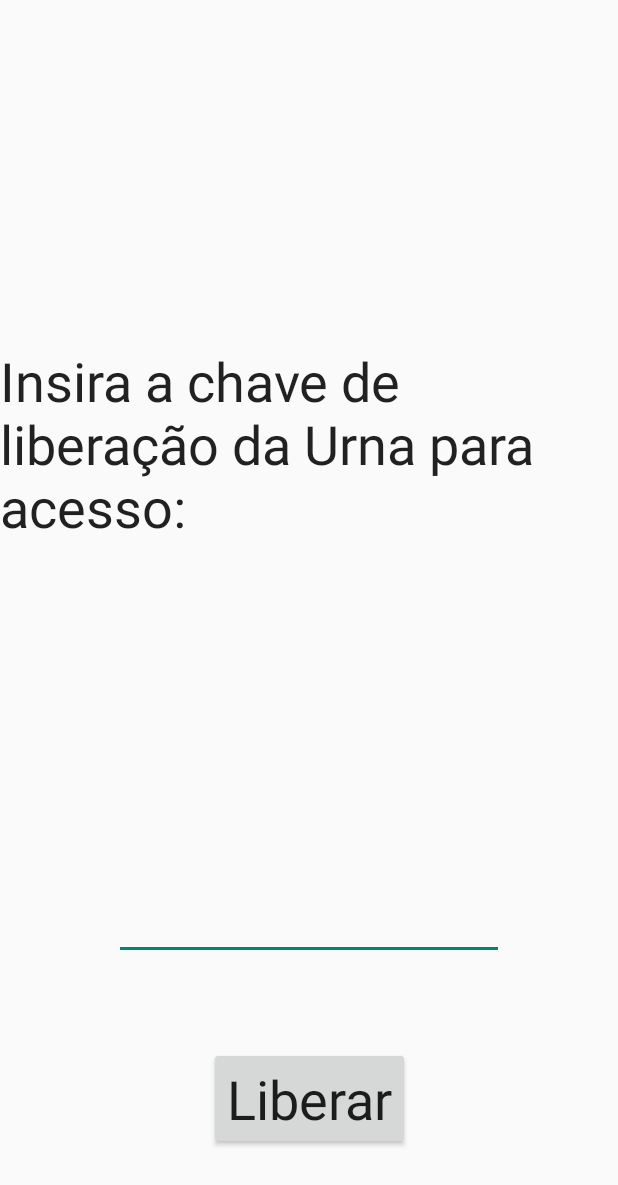
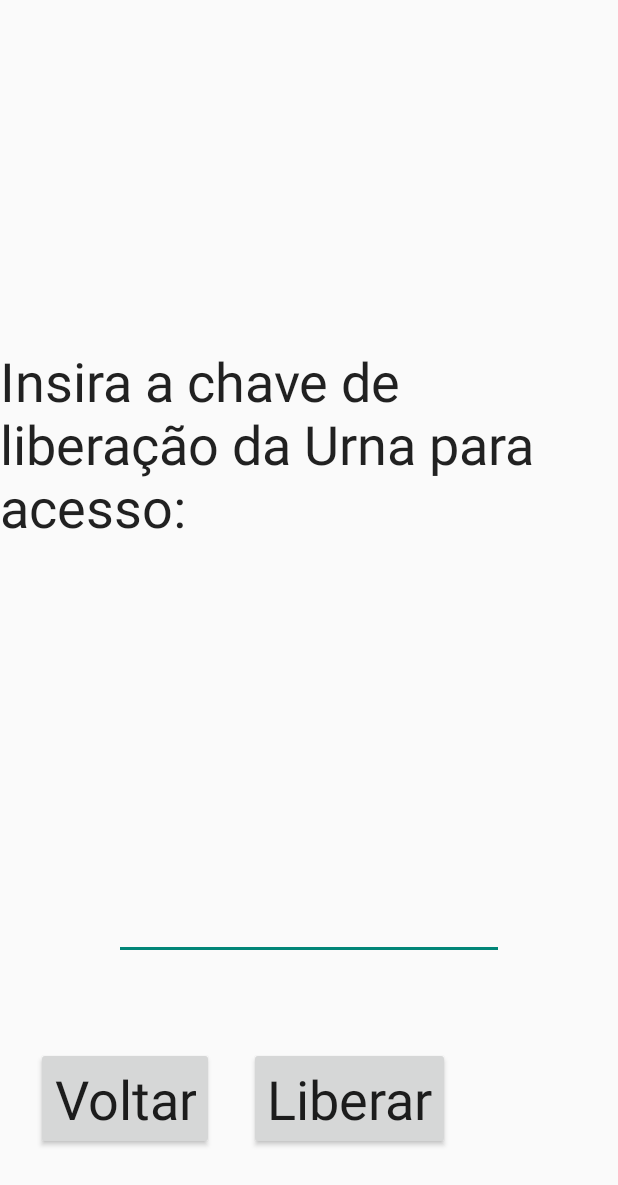
Before and after one commit to Grandcara/minerva, an Android app: the screen it shows after launch (Validacao), after a tap on "Liberação da Urna", on a phone screen of 412 x 824 dp. Shown: the top 1185 px of the screen. Run offline under Robolectric (Android 15) with nearby library versions, the phone set to English and light mode, and no system bars.

Commit message:
Modificações realizada na reunião.

```diff
--- a/app/src/main/java/br/edu/ufsj/minerva/control/XML.java
+++ b/app/src/main/java/br/edu/ufsj/minerva/control/XML.java
@@ -68,8 +68,8 @@ public class XML {
     }
 
 
-    static OutputStream fos;
-    static XmlSerializer serializer = Xml.newSerializer();
+    private static OutputStream fos;
+    private static XmlSerializer serializer = Xml.newSerializer();
     public void inicializeWriteVoto(Context context) {
         String Filename = "votos.xml";
         fos = null;
--- a/app/src/main/java/br/edu/ufsj/minerva/view/TotalizacaoVotos.java
+++ b/app/src/main/java/br/edu/ufsj/minerva/view/TotalizacaoVotos.java
@@ -35,8 +35,6 @@ public class TotalizacaoVotos extends Activity {
         totalDeVotosBrancosResultado = findViewById(R.id.tv_votosBrancosResultado);
 
         totalDeVotosAnuladosResultado = findViewById(R.id.tv_votosAnuladosResultado);
-
-
 
         Button btVoltar = findViewById(R.id.bt_Voltar);
 
--- a/app/src/main/java/br/edu/ufsj/minerva/view/Validacao.java
+++ b/app/src/main/java/br/edu/ufsj/minerva/view/Validacao.java
@@ -32,6 +32,8 @@ public class Validacao extends Activity {
         final EditText etPassword = findViewById(R.id.ed_pwchefe);
 
         Button bt_liberarurna = findViewById(R.id.bt_liberarurna);
+
+        Button bt_voltar = findViewById(R.id.bt_voltarurna);
 
         bt_liberarurna.setOnClickListener(new View.OnClickListener() {
             @Override
@@ -150,6 +152,13 @@ public class Validacao extends Activity {
 
             }
         });
+        bt_voltar.setOnClickListener(new View.OnClickListener() {
+            @Override
+            public void onClick(View v) {
+                finish();
+            }
+        });
+
 
     }
 
--- a/app/src/main/res/layout/teladevalidacao.xml
+++ b/app/src/main/res/layout/teladevalidacao.xml
@@ -38,19 +38,33 @@
         app:layout_constraintVertical_bias="0.502" />
 
     <Button
-        android:id="@+id/bt_liberarurna"
+        android:id="@+id/bt_voltarurna"
         android:layout_width="wrap_content"
         android:layout_height="wrap_content"
         android:layout_marginBottom="8dp"
         android:layout_marginEnd="8dp"
         android:layout_marginStart="8dp"
         android:layout_marginTop="8dp"
+        android:text="Voltar"
+        android:textAppearance="@android:style/TextAppearance.DeviceDefault.Large"
+        android:textSize="36sp"
+        app:layout_constraintBottom_toBottomOf="parent"
+        app:layout_constraintEnd_toStartOf="@+id/bt_liberarurna"
+        app:layout_constraintStart_toStartOf="parent"
+        app:layout_constraintTop_toBottomOf="@+id/ed_pwchefe" />
+
+    <Button
+        android:id="@+id/bt_liberarurna"
+        android:layout_width="wrap_content"
+        android:layout_height="wrap_content"
+        android:layout_marginBottom="8dp"
+        android:layout_marginEnd="112dp"
+        android:layout_marginTop="8dp"
         android:text="Liberar"
         android:textAppearance="@android:style/TextAppearance.DeviceDefault.Large"
         android:textSize="36sp"
         app:layout_constraintBottom_toBottomOf="parent"
         app:layout_constraintEnd_toEndOf="parent"
-        app:layout_constraintStart_toStartOf="parent"
         app:layout_constraintTop_toBottomOf="@+id/ed_pwchefe" />
 
 </android.support.constraint.ConstraintLayout>
--- a/app/src/main/res/raw/candidatos.xml
+++ b/app/src/main/res/raw/candidatos.xml
@@ -16,7 +16,7 @@
     </candidato>
     <candidato>
         <id>1</id>
-        <nome>Gabriel</nome>
+        <nome>Gabriel de matos da silva rodrigues</nome>
         <partido>PSOL</partido>
         <numero>1231</numero>
         <foto>fotoA.pnd</foto>
```
